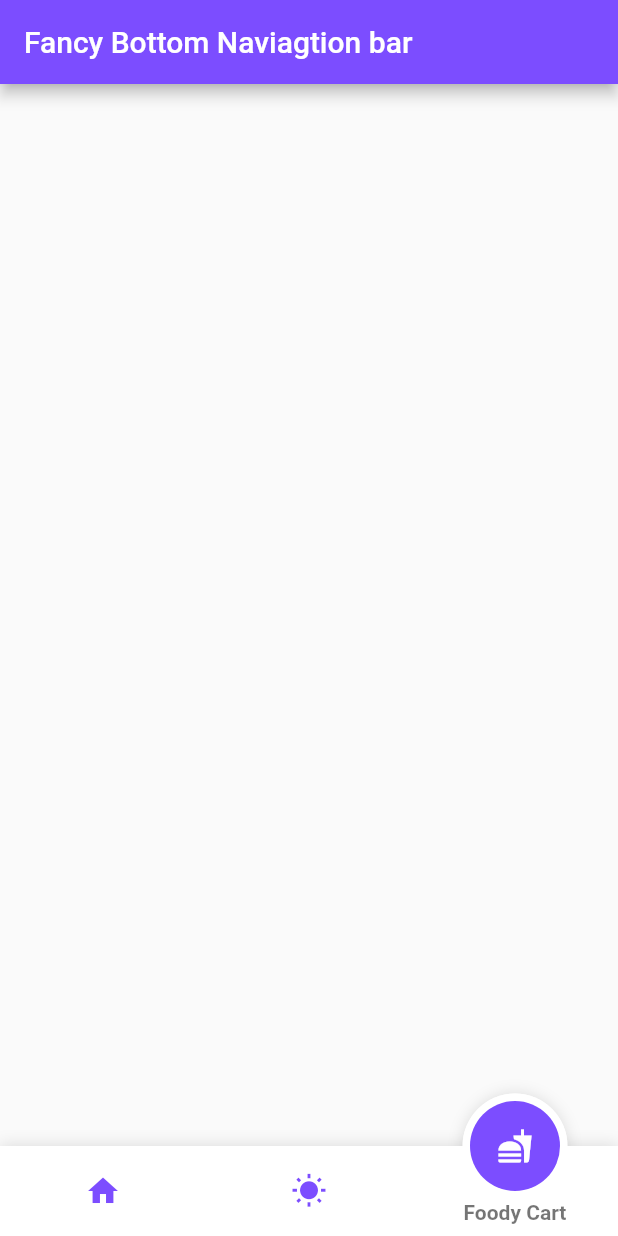
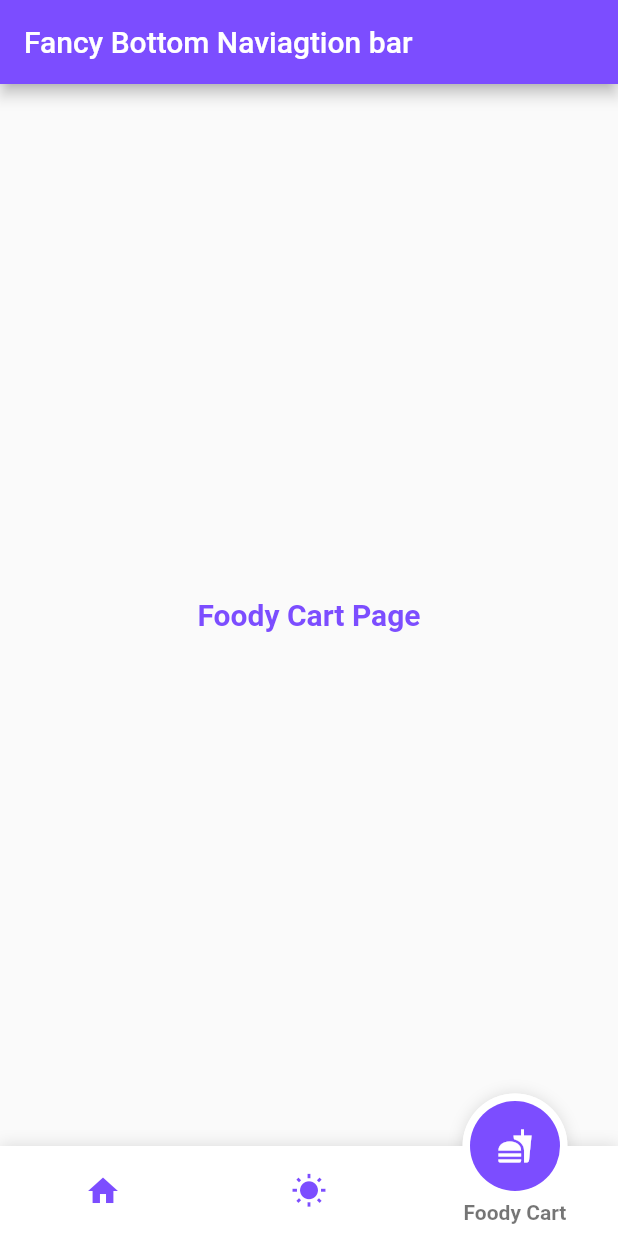
Before and after one commit to archanapunitha/animated_navigation_bar, a Flutter app: the screen it shows after launch, item 3 of the bottom bar chosen, on a phone screen of 412 x 824 dp. Run offline on Flutter 3.47's test engine with Material 2 defaults, Android fonts, the phone set to English and light mode, and no system bars; drawn by our look-alikes of fancy_bottom_navigation.

Commit message:
update foody cart designed

```diff
--- a/lib/FoodyCart.dart
+++ b/lib/FoodyCart.dart
@@ -4,7 +4,15 @@ class FoodyCart extends StatelessWidget {
   @override
   Widget build(BuildContext context) {
     return Center(
-
+      child: Container(
+        child: Text("Foody Cart Page",
+          style: TextStyle(
+            color: Colors.deepPurpleAccent,
+            fontSize: 20.0,
+            fontWeight: FontWeight.bold,
+          ),),
+        padding: EdgeInsets.all(10.0),
+      ),
     );
   }
 }
```
